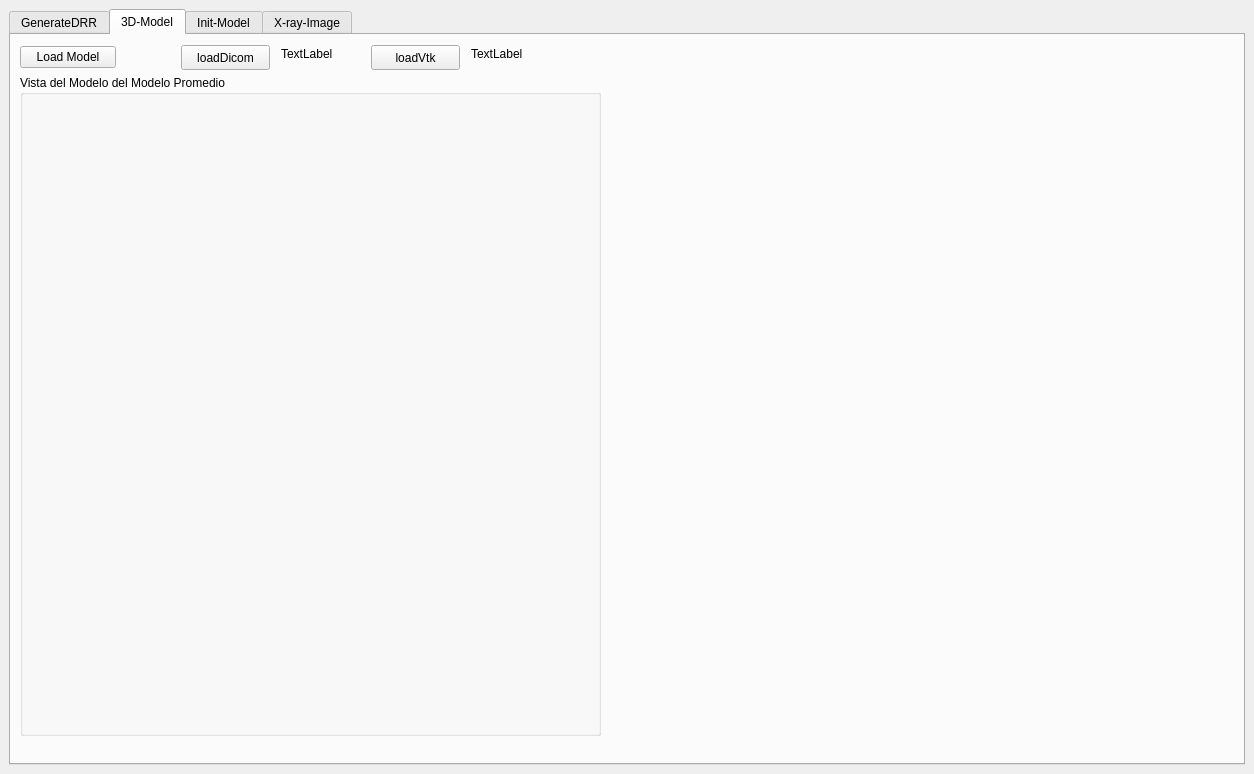
This is Create3DBones.ui in chiconasa3000/BuildModel3D as Qt 5 draws it before an edit. The edited form follows.
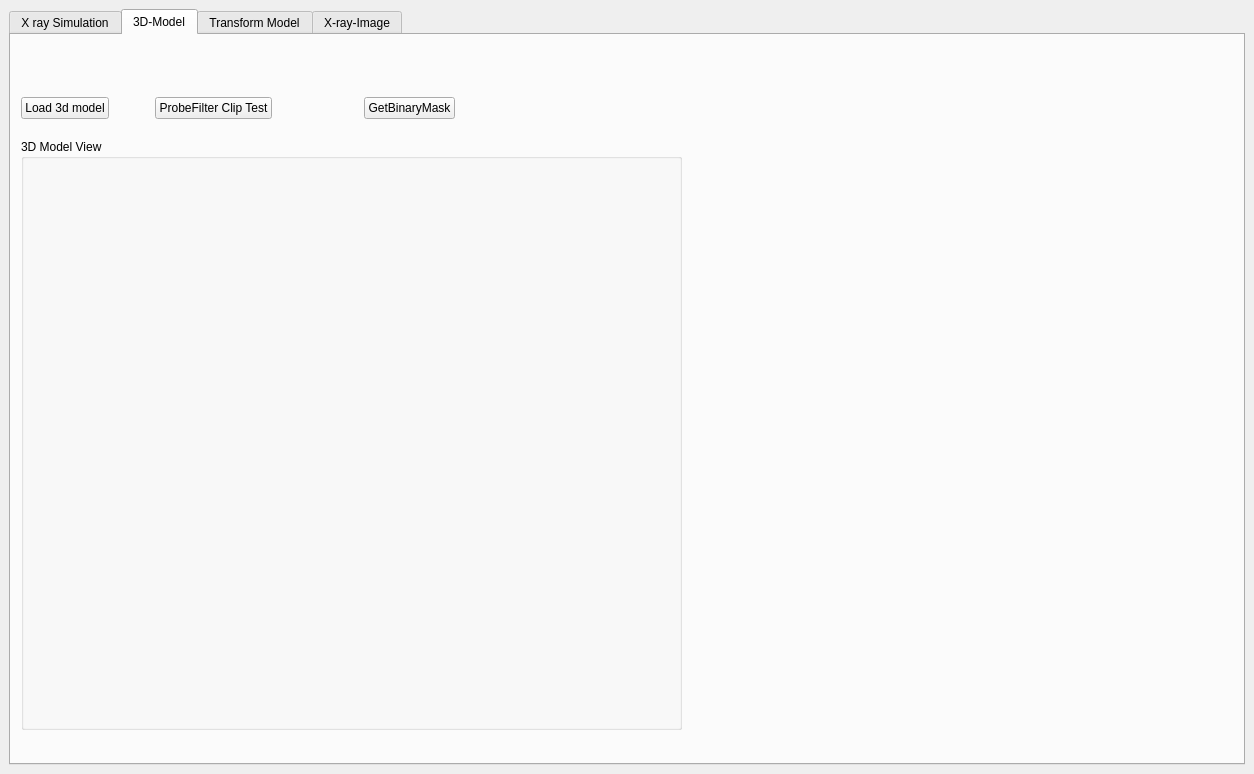
This is the edited form. The open tabs and pages were chosen to show the change. Custom widgets are drawn as their Qt base class.

The edit to the form file:
```diff
--- a/Create3DBones.ui
+++ b/Create3DBones.ui
@@ -22,7 +22,7 @@
       </property>
       <widget class="QWidget" name="tab">
        <attribute name="title">
-        <string>GenerateDRR</string>
+        <string>X ray Simulation</string>
        </attribute>
        <widget class="QSplitter" name="splitter">
         <property name="geometry">
@@ -452,64 +452,12 @@
        <attribute name="title">
         <string>3D-Model</string>
        </attribute>
-       <widget class="QPushButton" name="butDic">
-        <property name="geometry">
-         <rect>
-          <x>170</x>
-          <y>10</y>
-          <width>89</width>
-          <height>25</height>
-         </rect>
-        </property>
-        <property name="text">
-         <string>loadDicom</string>
-        </property>
-       </widget>
-       <widget class="QPushButton" name="butVtk">
-        <property name="geometry">
-         <rect>
-          <x>360</x>
-          <y>10</y>
-          <width>89</width>
-          <height>25</height>
-         </rect>
-        </property>
-        <property name="text">
-         <string>loadVtk</string>
-        </property>
-       </widget>
-       <widget class="QLabel" name="label_11">
-        <property name="geometry">
-         <rect>
-          <x>270</x>
-          <y>10</y>
-          <width>67</width>
-          <height>17</height>
-         </rect>
-        </property>
-        <property name="text">
-         <string>TextLabel</string>
-        </property>
-       </widget>
-       <widget class="QLabel" name="label_12">
-        <property name="geometry">
-         <rect>
-          <x>460</x>
-          <y>10</y>
-          <width>67</width>
-          <height>17</height>
-         </rect>
-        </property>
-        <property name="text">
-         <string>TextLabel</string>
-        </property>
-       </widget>
        <widget class="QWidget" name="layoutWidget">
         <property name="geometry">
          <rect>
-          <x>9</x>
-          <y>9</y>
-          <width>136</width>
+          <x>10</x>
+          <y>60</y>
+          <width>434</width>
           <height>27</height>
          </rect>
         </property>
@@ -517,7 +465,7 @@
          <item>
           <widget class="QPushButton" name="but_load_meanmd">
            <property name="text">
-            <string>Load Model</string>
+            <string>Load 3d model</string>
            </property>
           </widget>
          </item>
@@ -537,30 +485,62 @@
            </property>
           </spacer>
          </item>
+         <item>
+          <widget class="QPushButton" name="butDic">
+           <property name="text">
+            <string>ProbeFilter Clip Test</string>
+           </property>
+          </widget>
+         </item>
+         <item>
+          <spacer name="horizontalSpacer_10">
+           <property name="orientation">
+            <enum>Qt::Horizontal</enum>
+           </property>
+           <property name="sizeHint" stdset="0">
+            <size>
+             <width>40</width>
+             <height>20</height>
+            </size>
+           </property>
+          </spacer>
+         </item>
+         <item>
+          <widget class="QPushButton" name="butGetBinMas">
+           <property name="text">
+            <string>GetBinaryMask</string>
+           </property>
+          </widget>
+         </item>
         </layout>
        </widget>
        <widget class="QGroupBox" name="groupBox_2">
         <property name="geometry">
          <rect>
-          <x>9</x>
-          <y>40</y>
-          <width>581</width>
-          <height>661</height>
+          <x>10</x>
+          <y>104</y>
+          <width>661</width>
+          <height>591</height>
          </rect>
         </property>
         <property name="title">
-         <string>Vista del Modelo del Modelo Promedio</string>
+         <string>3D Model View</string>
         </property>
-        <layout class="QHBoxLayout" name="horizontalLayout_4">
-         <item>
-          <widget class="QVTKWidget" name="qvtkWidget_2" native="true"/>
-         </item>
-        </layout>
+        <widget class="QVTKWidget" name="qvtkWidget_2" native="true">
+         <property name="geometry">
+          <rect>
+           <x>0</x>
+           <y>20</y>
+           <width>651</width>
+           <height>551</height>
+          </rect>
+         </property>
+        </widget>
        </widget>
       </widget>
       <widget class="QWidget" name="tab_2">
        <attribute name="title">
-        <string>Init-Model</string>
+        <string>Transform Model</string>
        </attribute>
        <layout class="QVBoxLayout" name="verticalLayout_3">
         <item>
```
Left out of the diff: 124 changed lines with no effect on the pictures. Lines whose indentation alone changed are shown as unchanged.
